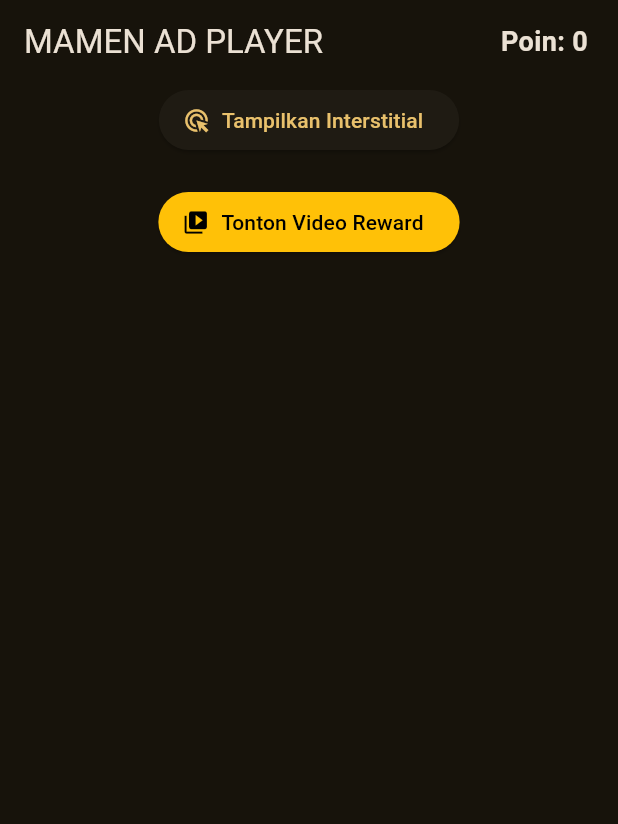
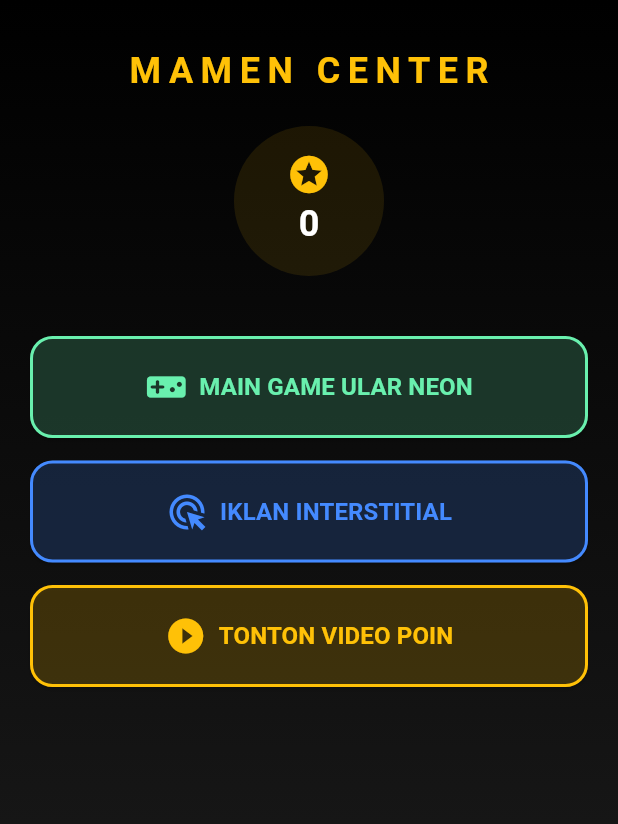
Before and after one commit to arrahman121993-rgb/catch-the-stars-mamen, a Flutter app: the screen it shows after launch, on a phone screen of 412 x 824 dp. Shown: the top 824 px of the screen. Run offline on Flutter 3.47's test engine with Material 3 defaults, Android fonts, the phone set to English and light mode, and no system bars; our stand-ins replace google_mobile_ads, shared_preferences; network calls fail.

Commit message:
Tambah Game Ular Neon dengan integrasi Iklan Interstitial pas Game Over

```diff
--- a/lib/main.dart
+++ b/lib/main.dart
@@ -3,6 +3,7 @@ import 'package:flutter/foundation.dart';
 import 'package:google_mobile_ads/google_mobile_ads.dart';
 import 'package:shared_preferences/shared_preferences.dart';
 import 'ads_config.dart';
+import 'snake_game.dart';
 
 Future<void> main() async {
   WidgetsFlutterBinding.ensureInitialized();
@@ -17,7 +18,7 @@ class AdPlayerApp extends StatelessWidget {
   Widget build(BuildContext context) {
     return MaterialApp(
       debugShowCheckedModeBanner: false,
-      title: 'Mamen Premium Ad Player',
+      title: 'Mamen Premium Player',
       theme: ThemeData(
         useMaterial3: true,
         colorScheme: ColorScheme.fromSeed(
@@ -46,9 +47,6 @@ class _AdPlayerHomePageState extends State<AdPlayerHomePage> {
   bool _isBannerLoaded = false;
   late SharedPreferences _prefs;
 
-  // ============================================================
-  // LOGIC ID IKLAN (OTOMATIS TEST ID KALAU DEBUG)
-  // ============================================================
   final String bannerAdUnitId = kDebugMode
       ? 'ca-app-pub-3940256099942544/6300978111'
       : AdsConfig.bannerId;
@@ -60,7 +58,6 @@ class _AdPlayerHomePageState extends State<AdPlayerHomePage> {
   final String rewardedAdUnitId = kDebugMode
       ? 'ca-app-pub-3940256099942544/5224354917'
       : AdsConfig.rewardedId;
-  // ============================================================
 
   @override
   void initState() {
@@ -166,37 +163,66 @@ class _AdPlayerHomePageState extends State<AdPlayerHomePage> {
   @override
   Widget build(BuildContext context) {
     return Scaffold(
-      appBar: AppBar(
-        title: const Text('MAMEN AD PLAYER'),
-        actions: [
-          Center(
+      body: Container(
+        decoration: BoxDecoration(
+          gradient: LinearGradient(
+            begin: Alignment.topCenter,
+            end: Alignment.bottomCenter,
+            colors: [Colors.black, Colors.grey.shade900],
+          ),
+        ),
+        child: SafeArea(
+          child: Column(
+            children: [
+              const SizedBox(height: 30),
+              const Text(
+                'MAMEN CENTER',
+                style: TextStyle(fontSize: 24, fontWeight: FontWeight.bold, color: Colors.amber, letterSpacing: 5),
+              ),
+              const SizedBox(height: 20),
+              CircleAvatar(
+                radius: 50,
+                backgroundColor: Colors.amber.withOpacity(0.1),
+                child: Column(
+                  mainAxisAlignment: MainAxisAlignment.center,
+                  children: [
+                    const Icon(Icons.stars, color: Colors.amber, size: 30),
+                    Text('$_rewardScore', style: const TextStyle(fontSize: 24, fontWeight: FontWeight.bold, color: Colors.white)),
+                  ],
+                ),
+              ),
+              const SizedBox(height: 40),
+              Expanded(
                 child: Padding(
-              padding: const EdgeInsets.only(right: 20),
-              child: Text(
-                'Poin: $_rewardScore',
-                style: const TextStyle(fontSize: 18, fontWeight: FontWeight.bold),
+                  padding: const EdgeInsets.symmetric(horizontal: 20),
+                  child: ListView(
+                    children: [
+                      _buildBigButton(
+                        onPressed: () {
+                          Navigator.push(context, MaterialPageRoute(builder: (context) => const SnakeGamePage()));
+                        },
+                        icon: Icons.videogame_asset_rounded,
+                        label: 'MAIN GAME ULAR NEON',
+                        color: Colors.greenAccent,
+                      ),
+                      const SizedBox(height: 15),
+                      _buildBigButton(
+                        onPressed: _showInterstitialAd,
+                        icon: Icons.ads_click,
+                        label: 'IKLAN INTERSTITIAL',
+                        color: Colors.blueAccent,
+                      ),
+                      const SizedBox(height: 15),
+                      _buildBigButton(
+                        onPressed: _showRewardedAd,
+                        icon: Icons.play_circle_fill,
+                        label: 'TONTON VIDEO POIN',
+                        color: Colors.amber,
+                      ),
+                    ],
                   ),
                 ),
               ),
-        ],
-      ),
-      body: Center(
-        child: Column(
-          mainAxisAlignment: MainAxisAlignment.center,
-          children: [
-            ElevatedButton.icon(
-              onPressed: _showInterstitialAd,
-              icon: const Icon(Icons.ads_click),
-              label: const Text('Tampilkan Interstitial'),
-            ),
-            const SizedBox(height: 20),
-            ElevatedButton.icon(
-              onPressed: _showRewardedAd,
-              icon: const Icon(Icons.video_library),
-              label: const Text('Tonton Video Reward'),
-              style: ElevatedButton.styleFrom(backgroundColor: Colors.amber, foregroundColor: Colors.black),
-            ),
-            const Spacer(),
               if (_isBannerLoaded)
                 SizedBox(
                   width: _bannerAd!.size.width.toDouble(),
@@ -206,6 +232,22 @@ class _AdPlayerHomePageState extends State<AdPlayerHomePage> {
             ],
           ),
         ),
+      ),
+    );
+  }
+
+  Widget _buildBigButton({required VoidCallback onPressed, required IconData icon, required String label, required Color color}) {
+    return ElevatedButton.icon(
+      onPressed: onPressed,
+      icon: Icon(icon, size: 28),
+      label: Text(label, style: const TextStyle(fontSize: 16, fontWeight: FontWeight.bold)),
+      style: ElevatedButton.styleFrom(
+        backgroundColor: color.withOpacity(0.2),
+        foregroundColor: color,
+        side: BorderSide(color: color, width: 2),
+        padding: const EdgeInsets.symmetric(vertical: 20),
+        shape: RoundedRectangleBorder(borderRadius: BorderRadius.circular(15)),
+      ),
     );
   }
 }
```
Also changed, not shown: lib/snake_game.dart (added, +311 -0 lines). Lines whose indentation alone changed are shown as unchanged.
